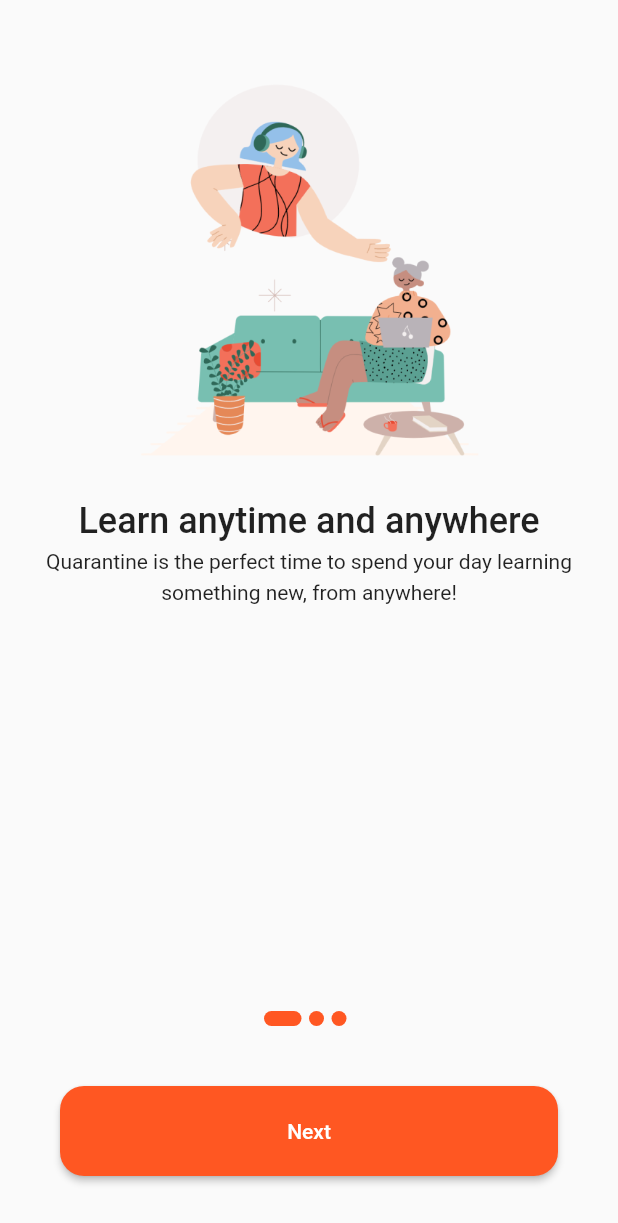
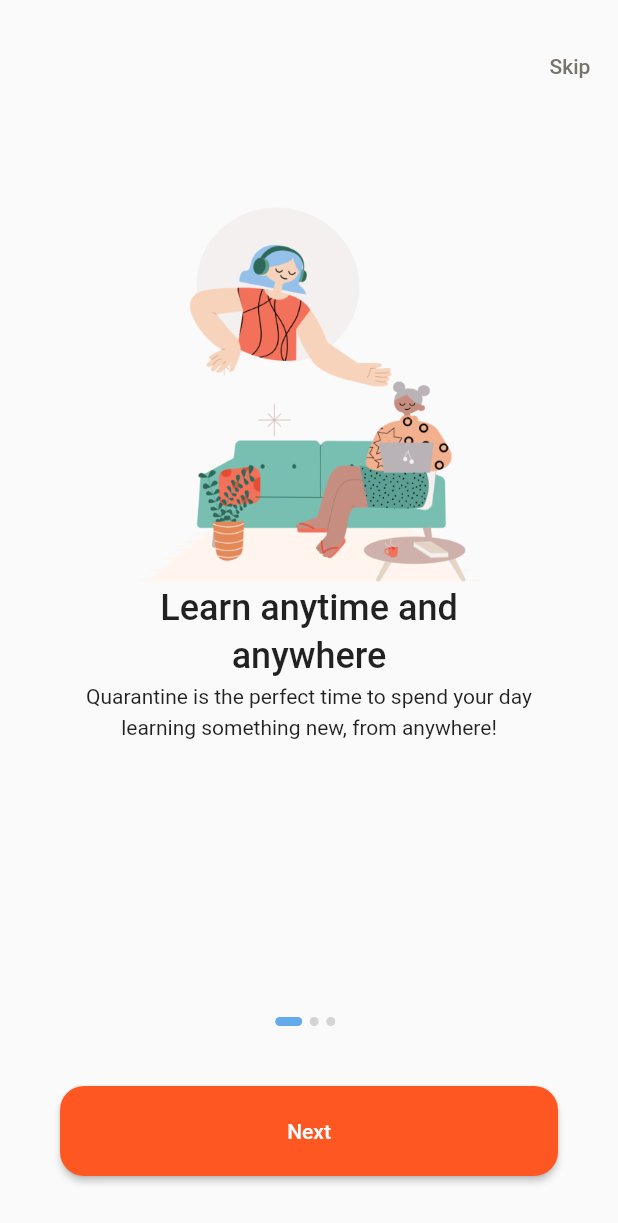
Before and after one commit to Serdyuk-prog/words-factory, a Flutter app: the screen it shows after launch, on a phone screen of 412 x 824 dp. Shown: the top 1223 px of the screen. Run offline on Flutter 3.47's test engine with Material 2 defaults, Android fonts, the phone set to English and light mode, and no system bars.

Commit message:
onboarding done

```diff
--- a/lib/main.dart
+++ b/lib/main.dart
@@ -15,6 +15,8 @@ class MyApp extends StatelessWidget {
       debugShowCheckedModeBanner: false,
       theme: ThemeData(
         primarySwatch: Colors.deepOrange,
+        colorScheme: ColorScheme.fromSwatch()
+            .copyWith(secondary: const Color.fromARGB(255, 101, 170, 234)),
       ),
       home: const Onboarding(),
     );
--- a/lib/onboarding.dart
+++ b/lib/onboarding.dart
@@ -24,6 +24,27 @@ class _OnboardingState extends State<Onboarding> {
     return Scaffold(
       body: Column(
         children: [
+          Container(
+            margin: const EdgeInsets.only(top: 20),
+            child: Row(
+              mainAxisAlignment: MainAxisAlignment.end,
+              children: [
+                TextButton(
+                  onPressed: () {
+                    Navigator.pushReplacement(
+                      context,
+                      MaterialPageRoute(
+                        builder: (_) => Home(),
+                      ),
+                    );
+                  },
+                  child: const Text("Skip",
+                      style:
+                          TextStyle(color: Color.fromARGB(255, 120, 116, 109))),
+                ),
+              ],
+            ),
+          ),
           Expanded(
             child: PageView.builder(
                 controller: _controller,
@@ -35,26 +56,36 @@ class _OnboardingState extends State<Onboarding> {
                 },
                 itemBuilder: (_, i) {
                   return Padding(
-                    padding: const EdgeInsets.all(30.0),
+                    // padding: const EdgeInsets.all(30.0),
+                    padding: const EdgeInsets.only(left: 0, top: 70, right: 0),
                     child: Column(
                       children: [
                         Image.asset(
                           contents[i].image,
-                          height: 300,
+                          height: 250,
                         ),
-                        Text(contents[i].title,
+                        Padding(
+                          padding: const EdgeInsets.symmetric(horizontal: 100),
+                          child: Text(
+                            contents[i].title,
                             style: const TextStyle(
                               fontSize: 24,
                               fontWeight: FontWeight.w500,
-                                height: 1.33),
-                            textAlign: TextAlign.center),
-                        Text(
+                              height: 1.33,
+                            ),
+                            textAlign: TextAlign.center,
+                          ),
+                        ),
+                        Padding(
+                          padding: const EdgeInsets.symmetric(horizontal: 40),
+                          child: Text(
                             contents[i].description,
                             textAlign: TextAlign.center,
                             style: const TextStyle(
                                 fontSize: 14,
                                 fontWeight: FontWeight.w400,
                                 height: 1.5),
+                          ),
                         )
                       ],
                     ),
@@ -72,7 +103,6 @@ class _OnboardingState extends State<Onboarding> {
             height: 60,
             margin: const EdgeInsets.all(40),
             width: double.infinity,
-            // color: Theme.of(context).primaryColor,
             child: ElevatedButton(
               style: ElevatedButton.styleFrom(
                   backgroundColor: Theme.of(context).primaryColor,
@@ -92,7 +122,7 @@ class _OnboardingState extends State<Onboarding> {
                   );
                 }
                 _controller.nextPage(
-                  duration: Duration(milliseconds: 100),
+                  duration: const Duration(milliseconds: 100),
                   curve: Curves.bounceIn,
                 );
               },
@@ -105,12 +135,14 @@ class _OnboardingState extends State<Onboarding> {
 
   Container buildDot(int index, BuildContext context) {
     return Container(
-        height: 10,
-        width: currentIndex == index ? 25 : 10,
+        height: 6,
+        width: currentIndex == index ? 18 : 6,
         margin: const EdgeInsets.only(right: 5),
         decoration: BoxDecoration(
           borderRadius: BorderRadius.circular(20),
-          color: Theme.of(context).primaryColor,
+          color: currentIndex == index
+              ? Theme.of(context).colorScheme.secondary
+              : const Color.fromARGB(255, 213, 212, 212),
         ));
+  } // #D5D4D4
 }
-}
```
Also changed, not shown: lib/content_modal.dart (+14 -13 lines), 27 other files. Lines whose indentation alone changed are shown as unchanged.
